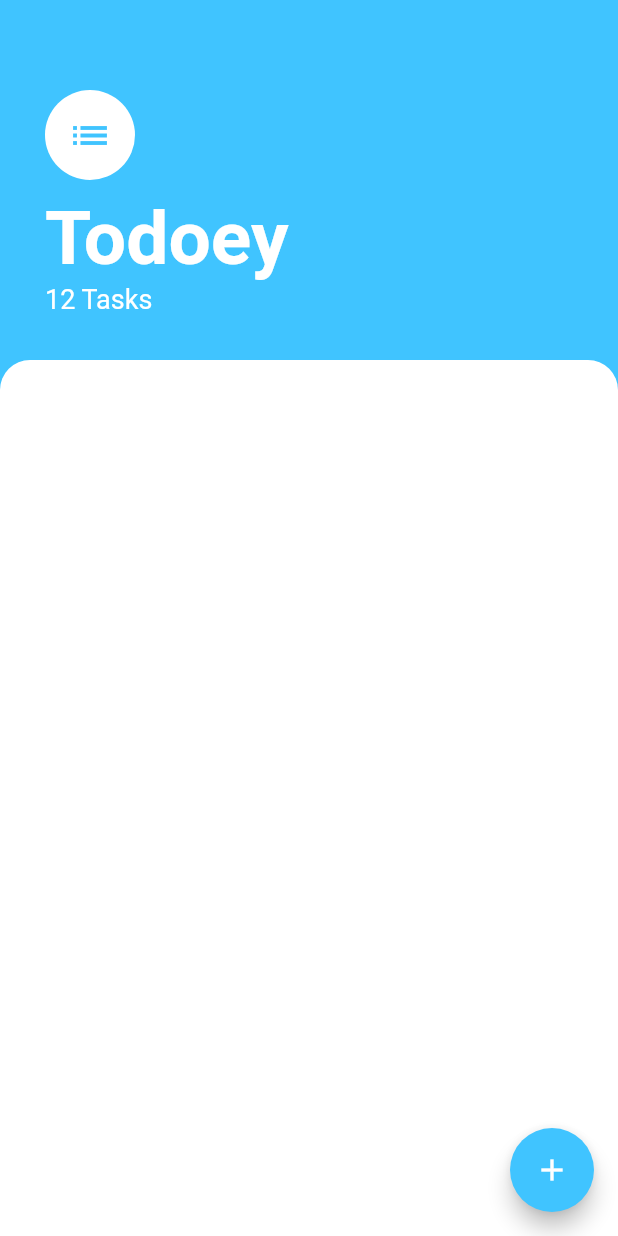
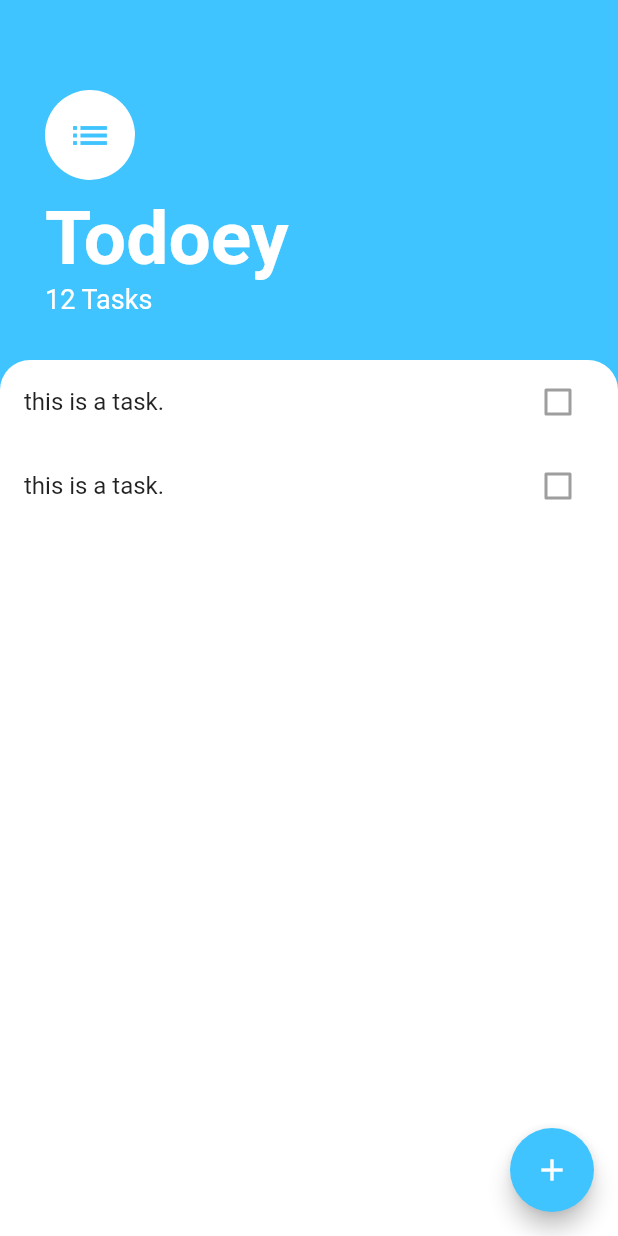
Before and after one commit to yonycherkos/The-Complete-Flutter-Development-Bootcamp, a Flutter app: the screen it shows after launch, on a phone screen of 412 x 824 dp. Run offline on Flutter 3.47's test engine with Material 2 defaults, Android fonts, the phone set to English and light mode, and no system bars; our stand-ins replace animated_text_kit, cloud_firestore, firebase_auth, font_awesome_flutter, modal_progress_hud, rflutter_alert; accounts and stored records are empty.

Commit message:
section-15.3. The ListView Challenge

```diff
--- a/todoey_flutter/lib/screens/tasks_screen.dart
+++ b/todoey_flutter/lib/screens/tasks_screen.dart
@@ -1,4 +1,5 @@
 import 'package:flutter/material.dart';
+import 'package:todoeyflutter/widgets/tasks_list.dart';
 
 class TasksScreen extends StatelessWidget {
   @override
@@ -50,12 +51,12 @@
           ),
           Expanded(
             child: Container(
-              height: 300.0,
               decoration: BoxDecoration(
                   color: Colors.white,
                   borderRadius: BorderRadius.only(
                       topLeft: Radius.circular(20.0),
                       topRight: Radius.circular(20.0))),
+              child: TasksList(),
             ),
           ),
         ],
--- /dev/null
+++ b/todoey_flutter/lib/widgets/task_tile.dart
@@ -0,0 +1,13 @@
+import 'package:flutter/material.dart';
+
+class TaskTile extends StatelessWidget {
+  @override
+  Widget build(BuildContext context) {
+    return ListTile(
+      title: Text('this is a task.'),
+      trailing: Checkbox(
+        value: false,
+      ),
+    );
+  }
+}
--- /dev/null
+++ b/todoey_flutter/lib/widgets/tasks_list.dart
@@ -0,0 +1,14 @@
+import 'package:flutter/material.dart';
+import 'task_tile.dart';
+
+class TasksList extends StatelessWidget {
+  @override
+  Widget build(BuildContext context) {
+    return ListView(
+      children: <Widget>[
+        TaskTile(),
+        TaskTile(),
+      ],
+    );
+  }
+}
```
